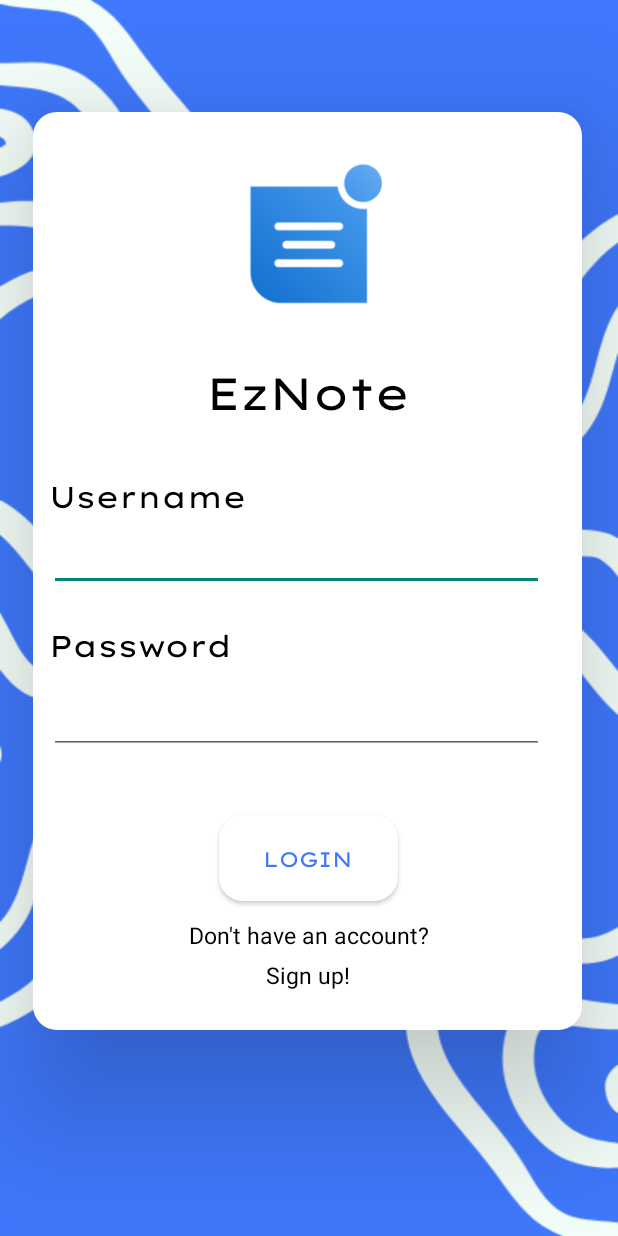
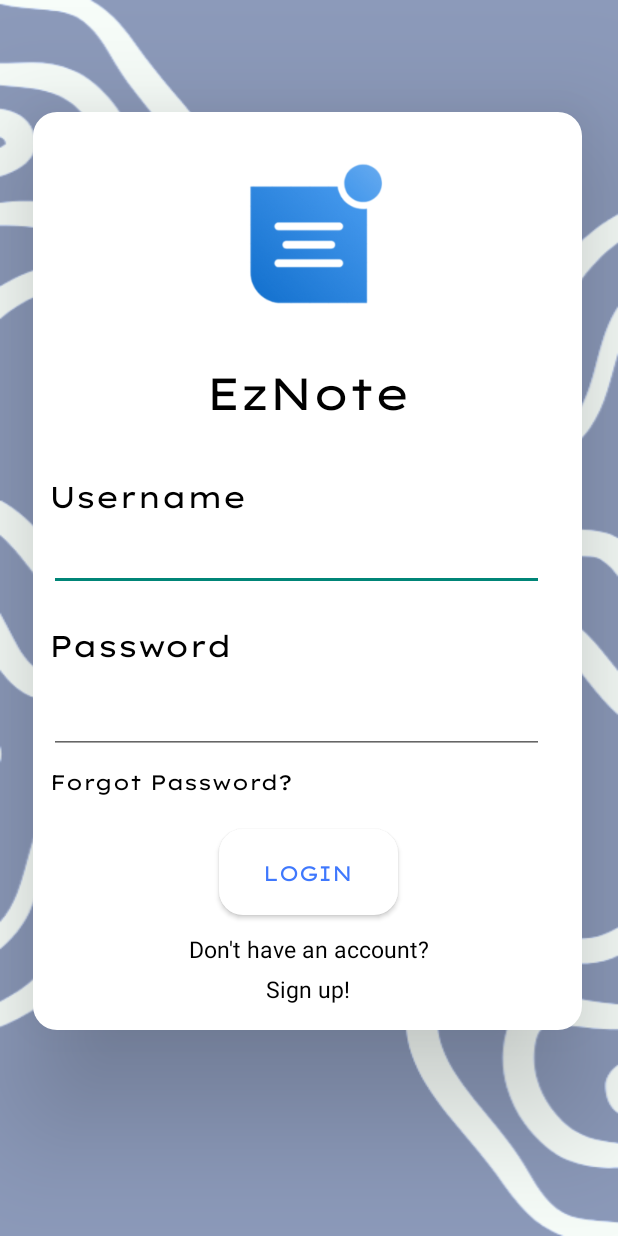
Before and after one commit to notsocj/Eznote, an Android app: the screen it shows after launch (MainActivity), on a phone screen of 412 x 824 dp. Run offline under Robolectric (Android 15) with nearby library versions, the phone set to English and light mode, and no system bars; our stand-ins replace Firebase (no records; nobody signed in at launch, a user with empty details on screens opened directly).

Commit message:
Implemented Forgot Password

```diff
--- a/app/src/main/AndroidManifest.xml
+++ b/app/src/main/AndroidManifest.xml
@@ -11,6 +11,9 @@
         android:roundIcon="@mipmap/ic_launcher_round"
         android:supportsRtl="true"
         android:theme="@style/Theme.EzNote">
+        <activity
+            android:name=".ForgotPasswordActivity"
+            android:exported="false" />
         <activity
             android:name=".AddNoteActivity"
             android:exported="false" />
--- a/app/src/main/java/com/example/eznote/AddNoteActivity.java
+++ b/app/src/main/java/com/example/eznote/AddNoteActivity.java
@@ -5,6 +5,7 @@ import android.view.View;
 import android.widget.Button;
 import android.widget.EditText;
 import android.widget.Toast;
+import android.text.method.ScrollingMovementMethod;
 
 import androidx.annotation.NonNull;
 import androidx.appcompat.app.AppCompatActivity;
@@ -36,6 +37,8 @@ public class AddNoteActivity extends AppCompatActivity {
         mAuth = FirebaseAuth.getInstance();
 
         saveNoteButton.setOnClickListener(v -> saveNote());
+
+        contentEditText.setMovementMethod(new ScrollingMovementMethod());
     }
 
     private void saveNote() {
--- a/app/src/main/java/com/example/eznote/MainActivity.java
+++ b/app/src/main/java/com/example/eznote/MainActivity.java
@@ -47,6 +47,11 @@ public class MainActivity extends AppCompatActivity {
             startActivity(intent);
         });
 
+        TextView forgotPasswordLink = findViewById(R.id.forgotPasswordLink);
+        forgotPasswordLink.setOnClickListener(v -> {
+            Intent intent = new Intent(MainActivity.this, ForgotPasswordActivity.class);
+            startActivity(intent);
+        });
 
     }
 
--- /dev/null
+++ b/app/src/main/res/drawable/roundedcorner_button_border.xml
@@ -0,0 +1,6 @@
+<?xml version="1.0" encoding="utf-8"?>
+<shape xmlns:android="http://schemas.android.com/apk/res/android">
+    <solid android:color="@color/loginBG"/>
+    <corners android:radius="16dp"/>
+    <stroke android:width="2dp" android:color="@color/black"/>
+</shape>
--- a/app/src/main/res/layout/activity_main.xml
+++ b/app/src/main/res/layout/activity_main.xml
@@ -93,13 +93,28 @@
             android:layout_width="330dp"
             android:layout_height="55dp"
             android:layout_marginTop="4dp"
-            android:textColor="@color/black"
             android:ems="10"
             android:inputType="textPassword"
+            android:textColor="@color/black"
             app:layout_constraintEnd_toEndOf="parent"
             app:layout_constraintHorizontal_bias="0.305"
             app:layout_constraintStart_toStartOf="parent"
             app:layout_constraintTop_toBottomOf="@+id/password" />
+
+        <TextView
+            android:id="@+id/forgotPasswordLink"
+            android:layout_width="wrap_content"
+            android:layout_height="wrap_content"
+            android:layout_marginTop="8dp"
+            android:clickable="true"
+            android:focusable="true"
+            android:fontFamily="@font/mainfont"
+            android:text="Forgot Password?"
+            android:textColor="@color/black"
+            app:layout_constraintEnd_toEndOf="parent"
+            app:layout_constraintHorizontal_bias="0.054"
+            app:layout_constraintStart_toStartOf="parent"
+            app:layout_constraintTop_toBottomOf="@+id/editTextPassword" />
 
         <Button
             android:id="@+id/loginbutton"
@@ -115,8 +130,8 @@
             app:layout_constraintEnd_toEndOf="parent"
             app:layout_constraintHorizontal_bias="0.502"
             app:layout_constraintStart_toStartOf="parent"
-            app:layout_constraintTop_toBottomOf="@+id/editTextPassword"
-            app:layout_constraintVertical_bias="0.32"
+            app:layout_constraintTop_toBottomOf="@+id/forgotPasswordLink"
+            app:layout_constraintVertical_bias="0.222"
             tools:ignore="HardcodedText" />
 
         <TextView
```
Also changed, not shown: app/src/main/java/com/example/eznote/ForgotPasswordActivity.java (added, +57 -0 lines), app/src/main/res/layout/activity_add_note.xml (+16 -4 lines), app/src/main/res/layout/activity_forgot_password.xml (added, +47 -0 lines), app/src/main/res/layout/dialog_edit_note.xml (+11 -4 lines), app/src/main/res/drawable/abstractbg.png.
